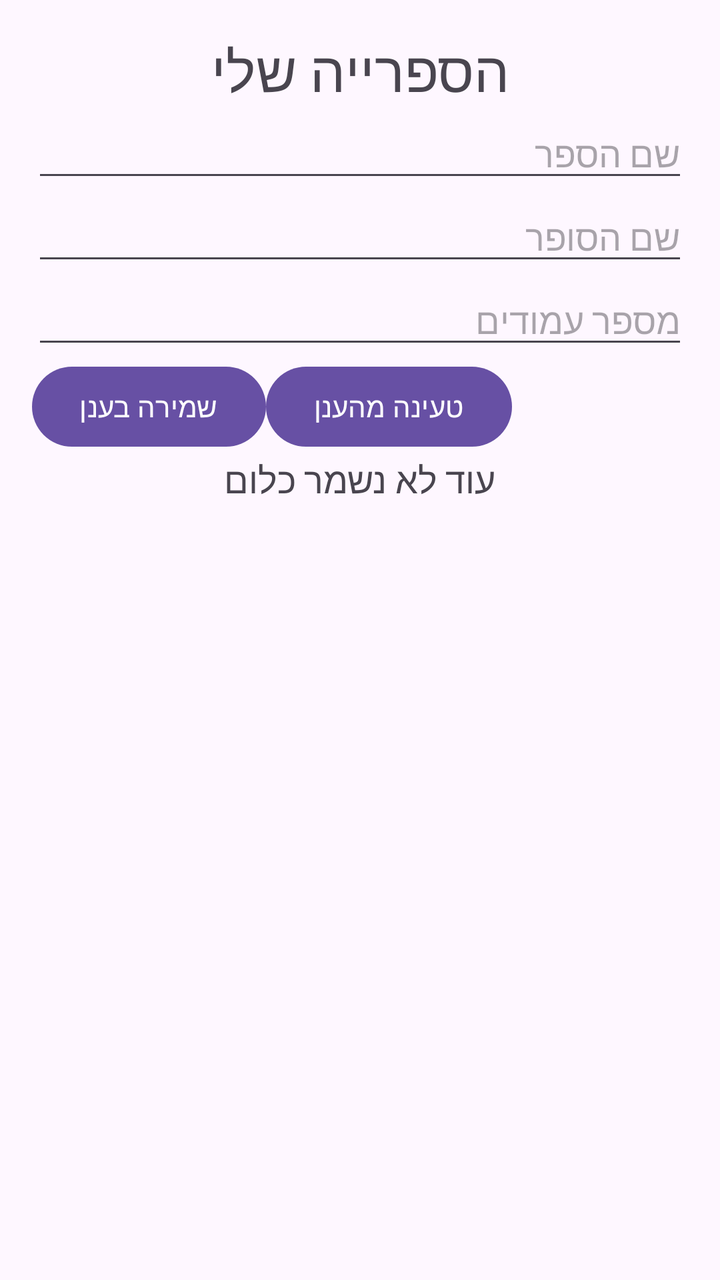
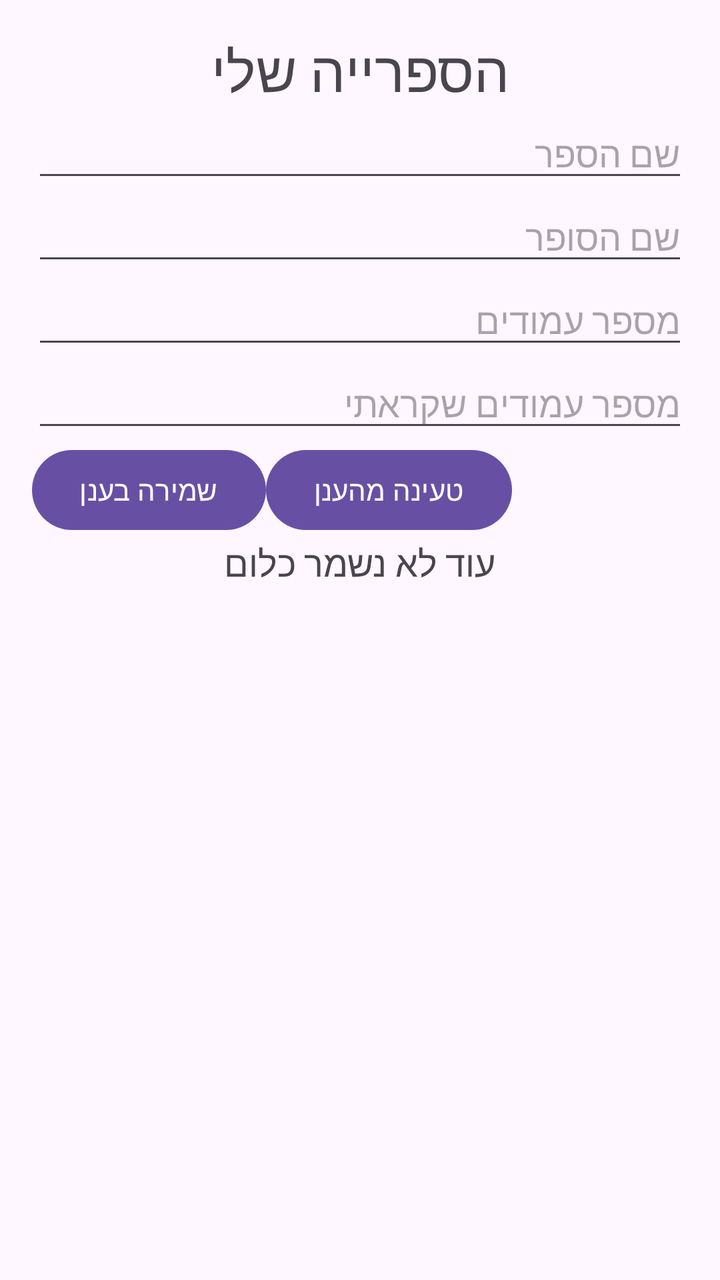

An Android layout rendered at two revisions. The XML below is the earlier revision; the diff shows what the commit changed to produce the second picture.
<!-- AndroidManifest.xml: application theme Theme.MyLibrary -->
<!-- res/layout/activity_main.xml -->
<?xml version="1.0" encoding="utf-8"?>
<LinearLayout xmlns:android="http://schemas.android.com/apk/res/android"
    android:id="@+id/main"
    android:layout_width="match_parent"
    android:layout_height="match_parent"
    android:orientation="vertical"
    android:padding="16dp">

    
<TextView
    android:id="@+id/tvTitle"
    android:layout_width="wrap_content"
    android:layout_height="wrap_content"
    android:layout_gravity="center"
    android:text="הספרייה שלי"
    android:textSize="28sp">
</TextView>


    <EditText
        android:id="@+id/etBook"
        android:layout_width="match_parent"
        android:layout_height="wrap_content"
        android:ems="10"
        android:inputType="text"
        android:hint="שם הספר" />

    <EditText
        android:id="@+id/etAuthor"
        android:layout_width="match_parent"
        android:layout_height="wrap_content"
        android:ems="10"
        android:inputType="text"
        android:hint="שם הסופר" />

    <EditText
        android:id="@+id/etPages"
        android:layout_width="match_parent"
        android:layout_height="wrap_content"
        android:maxEms="4"
        android:maxLength="4"
        android:hint="מספר עמודים"
        android:inputType="number" />
<LinearLayout
    android:layout_width="wrap_content"
    android:layout_height="wrap_content"
    android:orientation="horizontal">

    <Button
        android:id="@+id/btnSave"
        android:layout_width="wrap_content"
        android:layout_height="wrap_content"
        android:text="שמירה בענן"></Button>

    <Button
        android:id="@+id/btnLoad"
        android:layout_width="wrap_content"
        android:layout_height="wrap_content"
        android:text="טעינה מהענן"></Button>
</LinearLayout>
    <TextView
        android:id="@+id/tvStatus"
        android:layout_width="wrap_content"
        android:layout_height="wrap_content"
        android:layout_gravity="center"
        android:textSize="18sp"
        android:text="עוד לא נשמר כלום">

    </TextView>


</LinearLayout>
<!-- resources referenced by this layout -->
<resources>
  <style name="Theme.MyLibrary" parent="Base.Theme.MyLibrary" />
  <style name="Base.Theme.MyLibrary" parent="Theme.Material3.DayNight.NoActionBar">
          
          
      </style>
</resources>

<!-- the commit's change to res/layout/activity_main.xml (unified diff, before → after) -->
@@ -41,6 +41,14 @@
         android:maxLength="4"
         android:hint="מספר עמודים"
         android:inputType="number" />
+    <EditText
+        android:id="@+id/etRead"
+        android:layout_width="match_parent"
+        android:layout_height="wrap_content"
+        android:maxEms="4"
+        android:maxLength="4"
+        android:hint="מספר עמודים שקראתי"
+        android:inputType="number" />
 <LinearLayout
     android:layout_width="wrap_content"
     android:layout_height="wrap_content"
